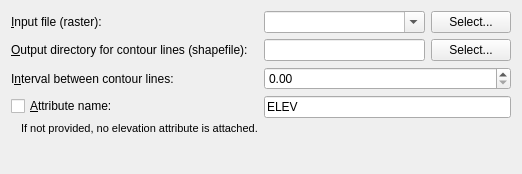
Above: qgis/python/plugins/GdalTools/tools/widgetContour.ui from sourcepole/qgis before the change. Below: the same form after it.
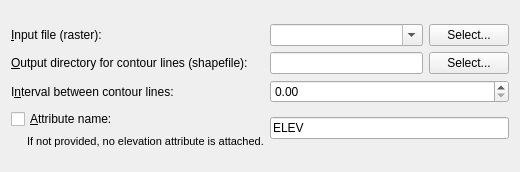
That is the form after the change.

Commit message: replaced all QFormLayouts with QGridLayouts

```diff
--- a/qgis/python/plugins/GdalTools/tools/widgetContour.ui
+++ b/qgis/python/plugins/GdalTools/tools/widgetContour.ui
@@ -6,12 +6,12 @@
    <rect>
     <x>0</x>
     <y>0</y>
-    <width>522</width>
-    <height>174</height>
+    <width>520</width>
+    <height>172</height>
    </rect>
   </property>
   <property name="sizePolicy">
-   <sizepolicy hsizetype="Expanding" vsizetype="Expanding">
+   <sizepolicy hsizetype="Expanding" vsizetype="Preferred">
     <horstretch>0</horstretch>
     <verstretch>0</verstretch>
    </sizepolicy>
@@ -19,12 +19,9 @@
   <property name="windowTitle">
    <string>Contour</string>
   </property>
-  <layout class="QVBoxLayout" name="verticalLayout_2">
+  <layout class="QVBoxLayout" name="verticalLayout_3">
    <item>
-    <layout class="QFormLayout" name="formLayout">
-     <property name="fieldGrowthPolicy">
-      <enum>QFormLayout::AllNonFixedFieldsGrow</enum>
-     </property>
+    <layout class="QGridLayout" name="gridLayout">
      <item row="0" column="0">
       <widget class="QLabel" name="label">
        <property name="text">
@@ -93,56 +90,6 @@
        </item>
       </layout>
      </item>
-     <item row="3" column="0">
-      <layout class="QVBoxLayout" name="verticalLayout">
-       <item>
-        <widget class="QCheckBox" name="attributeCheck">
-         <property name="text">
-          <string>&amp;Attribute name:</string>
-         </property>
-        </widget>
-       </item>
-       <item>
-        <layout class="QHBoxLayout" name="horizontalLayout">
-         <item>
-          <spacer name="horizontalSpacer">
-           <property name="orientation">
-            <enum>Qt::Horizontal</enum>
-           </property>
-           <property name="sizeType">
-            <enum>QSizePolicy::Fixed</enum>
-           </property>
-           <property name="sizeHint" stdset="0">
-            <size>
-             <width>10</width>
-             <height>10</height>
-            </size>
-           </property>
-          </spacer>
-         </item>
-         <item>
-          <widget class="QLabel" name="label_5">
-           <property name="font">
-            <font>
-             <pointsize>8</pointsize>
-            </font>
-           </property>
-           <property name="text">
-            <string>If not provided, no elevation attribute is attached.</string>
-           </property>
-          </widget>
-         </item>
-        </layout>
-       </item>
-      </layout>
-     </item>
-     <item row="3" column="1">
-      <widget class="QLineEdit" name="attributeEdit">
-       <property name="text">
-        <string>ELEV</string>
-       </property>
-      </widget>
-     </item>
      <item row="2" column="0">
       <widget class="QLabel" name="label_3">
        <property name="text">
@@ -166,6 +113,68 @@
        </property>
       </widget>
      </item>
+     <item row="3" column="0">
+      <layout class="QVBoxLayout" name="verticalLayout">
+       <property name="sizeConstraint">
+        <enum>QLayout::SetFixedSize</enum>
+       </property>
+       <item>
+        <widget class="QCheckBox" name="attributeCheck">
+         <property name="text">
+          <string>&amp;Attribute name:</string>
+         </property>
+        </widget>
+       </item>
+       <item>
+        <widget class="QLabel" name="label_5">
+         <property name="sizePolicy">
+          <sizepolicy hsizetype="Preferred" vsizetype="Fixed">
+           <horstretch>0</horstretch>
+           <verstretch>0</verstretch>
+          </sizepolicy>
+         </property>
+         <property name="font">
+          <font>
+           <pointsize>8</pointsize>
+          </font>
+         </property>
+         <property name="text">
+          <string>If not provided, no elevation attribute is attached.</string>
+         </property>
+         <property name="indent">
+          <number>16</number>
+         </property>
+        </widget>
+       </item>
+      </layout>
+     </item>
+     <item row="3" column="1">
+      <layout class="QVBoxLayout" name="verticalLayout_2">
+       <item>
+        <widget class="QLineEdit" name="attributeEdit">
+         <property name="text">
+          <string>ELEV</string>
+         </property>
+        </widget>
+       </item>
+       <item>
+        <spacer name="verticalSpacer">
+         <property name="orientation">
+          <enum>Qt::Vertical</enum>
+         </property>
+         <property name="sizeType">
+          <enum>QSizePolicy::Minimum</enum>
+         </property>
+         <property name="sizeHint" stdset="0">
+          <size>
+           <width>20</width>
+           <height>0</height>
+          </size>
+         </property>
+        </spacer>
+       </item>
+      </layout>
+     </item>
     </layout>
    </item>
   </layout>
```
The commit also changes 16 other files.
